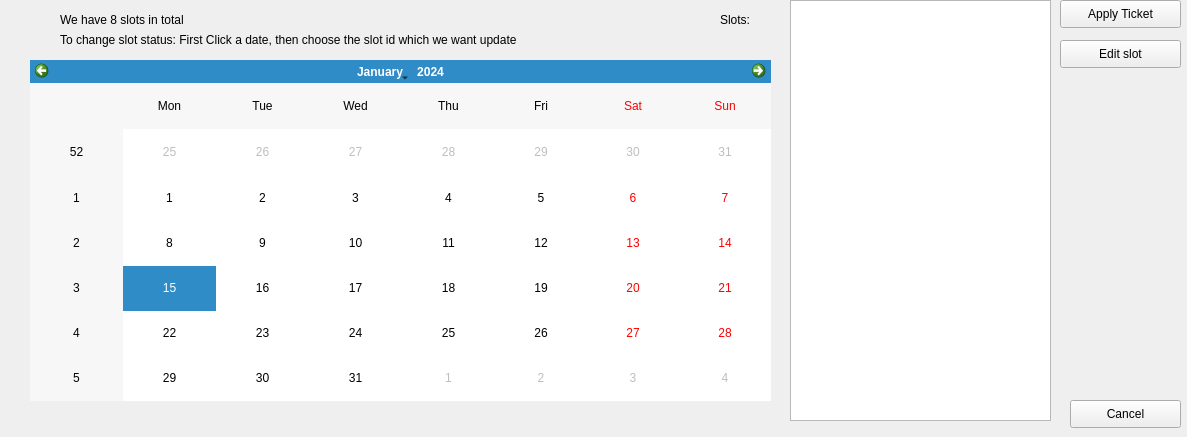
Qt form sourceCode/CarWorkshop/repairdlg.ui (imansmallapple/Car-Workshop) before a commit.
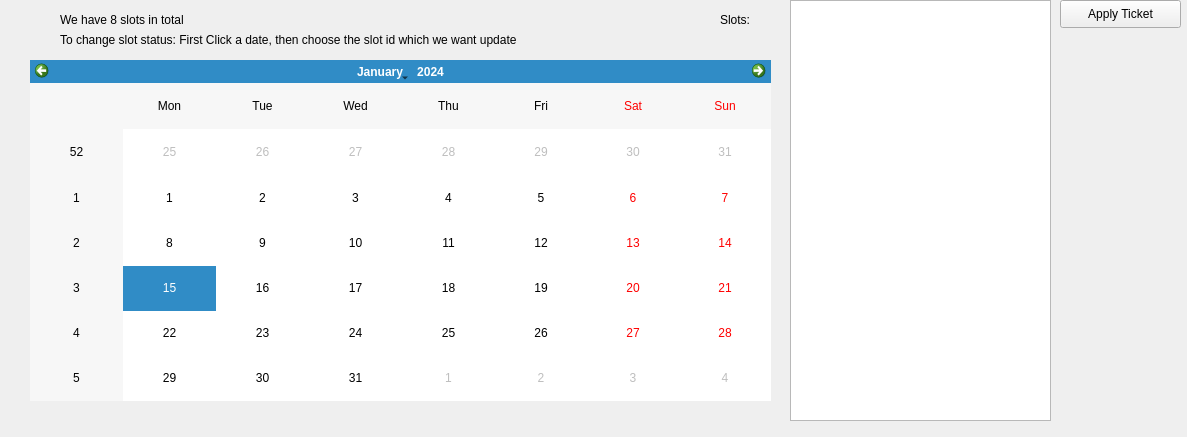
The same form after that commit.

```diff
--- a/sourceCode/CarWorkshop/repairdlg.ui
+++ b/sourceCode/CarWorkshop/repairdlg.ui
@@ -26,19 +26,6 @@
     <string>Apply Ticket</string>
    </property>
   </widget>
-  <widget class="QPushButton" name="cancelbtn">
-   <property name="geometry">
-    <rect>
-     <x>1070</x>
-     <y>400</y>
-     <width>111</width>
-     <height>28</height>
-    </rect>
-   </property>
-   <property name="text">
-    <string>Cancel</string>
-   </property>
-  </widget>
   <widget class="QTableView" name="tableView">
    <property name="geometry">
     <rect>
@@ -98,19 +85,6 @@
     </rect>
    </property>
   </widget>
-  <widget class="QPushButton" name="editbtn">
-   <property name="geometry">
-    <rect>
-     <x>1060</x>
-     <y>40</y>
-     <width>121</width>
-     <height>28</height>
-    </rect>
-   </property>
-   <property name="text">
-    <string>Edit slot</string>
-   </property>
-  </widget>
  </widget>
  <resources/>
  <connections/>
```
